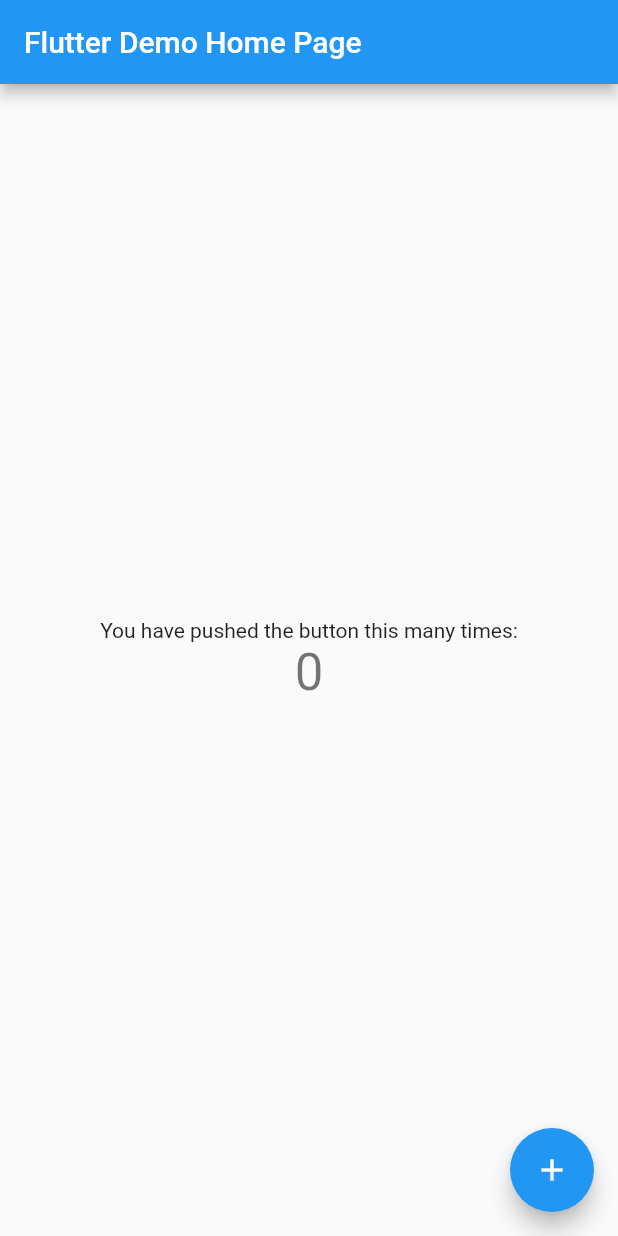
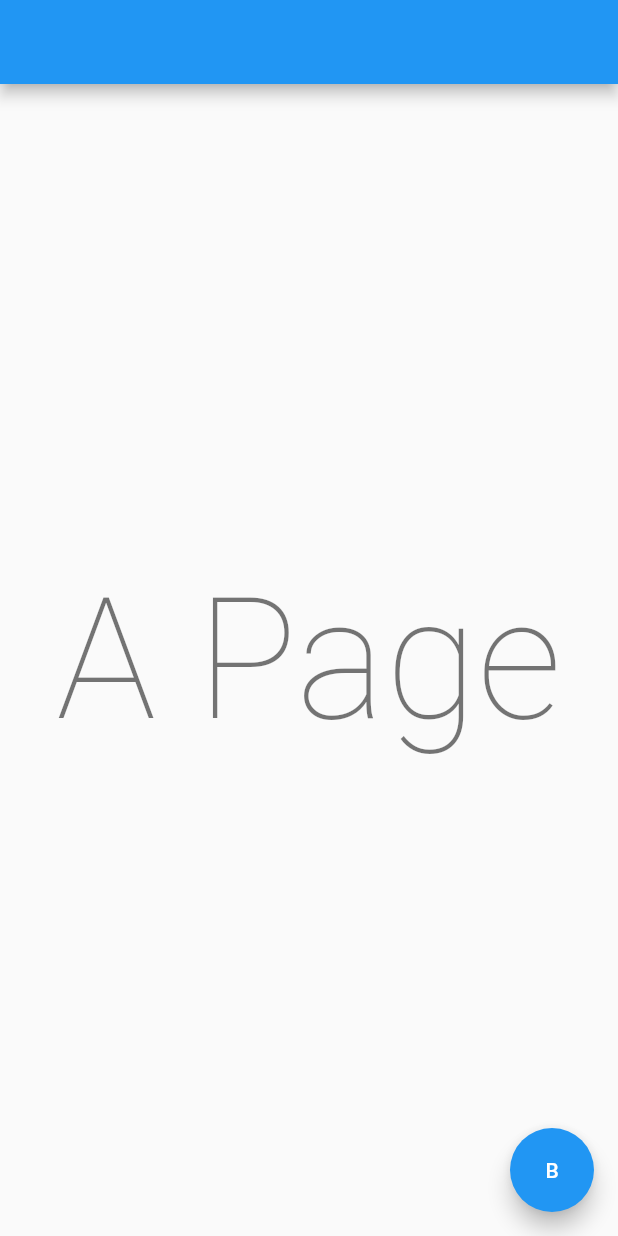
Before and after one commit to axiydev/flutter_beginner_01, a Flutter app: the screen it shows after launch, on a phone screen of 412 x 824 dp. Run offline on Flutter 3.47's test engine with Material 2 defaults, Android fonts, the phone set to English and light mode, and no system bars.

Commit message:
anonymous routing

```diff
--- a/lib/main.dart
+++ b/lib/main.dart
@@ -1,4 +1,5 @@
 import 'package:flutter/material.dart';
+import 'package:flutter_beginner/pages/A/a_page.dart';
 
 void main() {
   runApp(const MyApp());
@@ -6,8 +7,6 @@
 
 class MyApp extends StatelessWidget {
   const MyApp({super.key});
-
-  // This widget is the root of your application.
   @override
   Widget build(BuildContext context) {
     return MaterialApp(
@@ -15,56 +14,7 @@
       theme: ThemeData(
         primarySwatch: Colors.blue,
       ),
-      home: const MyHomePage(title: 'Flutter Demo Home Page'),
+      home: const APage(),
     );
   }
 }
-
-class MyHomePage extends StatefulWidget {
-  const MyHomePage({super.key, required this.title});
-
-  final String title;
-
-  @override
-  State<MyHomePage> createState() => _MyHomePageState();
-}
-
-class _MyHomePageState extends State<MyHomePage> {
-  int _counter = 0;
-
-  void _incrementCounter() {
-    setState(() {
-      _counter++;
-    });
-  }
-
-  ///komment
-  @override
-  Widget build(BuildContext context) {
-    return Scaffold(
-      appBar: AppBar(
-        title: Text(widget.title),
-      ),
-      body: Center(
-        child: Column(
-          // horizontal).
-          mainAxisAlignment: MainAxisAlignment.center,
-          children: <Widget>[
-            const Text(
-              'You have pushed the button this many times:',
-            ),
-            Text(
-              '$_counter',
-              style: Theme.of(context).textTheme.headline4,
-            ),
-          ],
-        ),
-      ),
-      floatingActionButton: FloatingActionButton(
-        onPressed: _incrementCounter,
-        tooltip: 'Increment',
-        child: const Icon(Icons.add),
-      ), // This trailing comma makes auto-formatting nicer for build methods.
-    );
-  }
-}
--- /dev/null
+++ b/lib/pages/A/a_page.dart
@@ -0,0 +1,31 @@
+import 'package:flutter/material.dart';
+import 'package:flutter_beginner/pages/B/b_page.dart';
+
+class APage extends StatefulWidget {
+  const APage({super.key});
+
+  @override
+  State<APage> createState() => _APageState();
+}
+
+class _APageState extends State<APage> {
+  @override
+  Widget build(BuildContext context) {
+    return Scaffold(
+      appBar: AppBar(),
+      body: Center(
+        child: Text(
+          'A Page',
+          style: Theme.of(context).textTheme.headline1,
+        ),
+      ),
+      floatingActionButton: FloatingActionButton(
+        onPressed: () {
+          Navigator.push(
+              context, MaterialPageRoute(builder: (context) => const BPage()));
+        },
+        child: const Text('B'),
+      ),
+    );
+  }
+}
```
Also changed, not shown: lib/pages/B/b_page.dart (added, +31 -0 lines), lib/pages/C/c_page.dart (added, +23 -0 lines), 17 other files.
